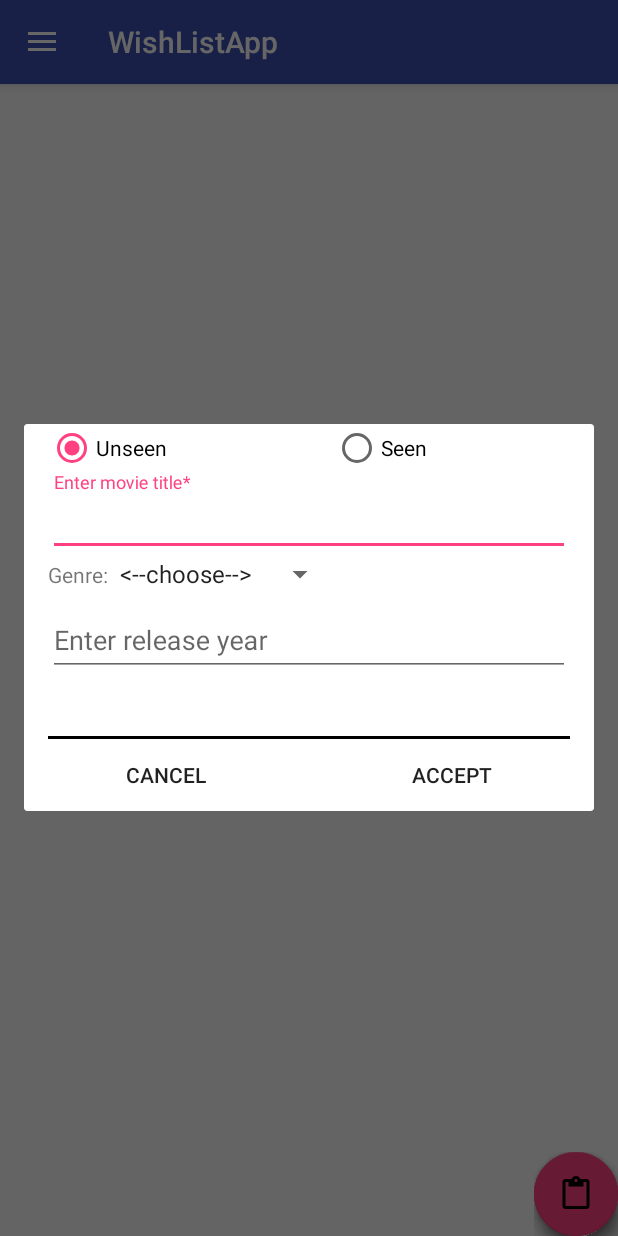
After one commit to pznkDev/WishListApp, an Android app: the fragment AddMovieFragment placed in its activity, on a phone screen of 412 x 824 dp. The commit adds this screen. Run offline under Robolectric (Android 15) with nearby library versions, the phone set to English and light mode, and no system bars; plain views replace FloatingActionButton, FloatingActionsMenu.

Commit message:
Created SQLite DataBase(Added DBHelper with 3 tables (movies, books, notes with all necessary fields)). Added dialogFragment for creating/editing movies.

```diff
--- /dev/null
+++ b/WishListApp/app/src/main/java/com/kpi/slava/wishlistapp/DBHelper.java
@@ -0,0 +1,62 @@
+package com.kpi.slava.wishlistapp;
+
+import android.content.Context;
+import android.database.sqlite.SQLiteDatabase;
+import android.database.sqlite.SQLiteOpenHelper;
+
+public class DBHelper  extends SQLiteOpenHelper{
+
+    public static final int DATABASE_VERSION = 1;
+    public static final String DATABASE_NAME = "mediaDb";
+    public static final String TABLE_MOVIES = "movies";
+    public static final String TABLE_BOOKS = "books";
+    public static final String TABLE_NOTES = "notes";
+    //movie
+    public static final String KEY_ID = "_id";
+    public static final String KEY_TITLE = "title";
+    public static final String KEY_GENRE = "genre";
+    public static final String KEY_RELEASE_YEAR = "releaseYear";
+    public static final String KEY_SEEN = "seen";
+    public static final String KEY_RATING = "rating";
+    public static final String KEY_DATE = "date";
+    //book
+    public static final String KEY_AUTHOR = "author";
+    public static final String KEY_READ = "read";
+    //notes
+    public static final String KEY_TEXT = "text";
+
+    public DBHelper(Context context) {
+        super(context, DATABASE_NAME, null, DATABASE_VERSION);
+    }
+
+    @Override
+    public void onCreate(SQLiteDatabase db) {
+        //creates movies db
+        db.execSQL("create table " + TABLE_MOVIES + "(" + KEY_ID
+                + " integer primary key," + KEY_TITLE + " text," + KEY_GENRE
+                + " text," + KEY_RELEASE_YEAR + " text," + KEY_SEEN
+                + " numeric," + KEY_RATING + " text," + KEY_DATE
+                + " text" + ")");
+
+        //creates books db
+        db.execSQL("create table " + TABLE_BOOKS + "(" + KEY_ID
+                + " integer primary key," + KEY_TITLE + " text," + KEY_GENRE
+                + " text," + KEY_AUTHOR + " text," + KEY_READ
+                + " numeric," + KEY_RATING + " text," + KEY_DATE
+                + " text" + ")");
+
+        //creates notes db
+        db.execSQL("create table " + TABLE_NOTES + "(" + KEY_ID
+                + " integer primary key," + KEY_TITLE + " text," + KEY_TEXT
+                + " text," + KEY_DATE + " text" + ")");
+    }
+
+    @Override
+    public void onUpgrade(SQLiteDatabase db, int oldVersion, int newVersion) {
+        db.execSQL("drop table if exists " + TABLE_MOVIES);
+        db.execSQL("drop table if exists " + TABLE_BOOKS);
+        db.execSQL("drop table if exists " + TABLE_NOTES);
+
+        onCreate(db);
+    }
+}
--- a/WishListApp/app/src/main/java/com/kpi/slava/wishlistapp/MainActivity.java
+++ b/WishListApp/app/src/main/java/com/kpi/slava/wishlistapp/MainActivity.java
@@ -14,10 +14,14 @@ import android.view.Menu;
 import android.view.MenuItem;
 import android.widget.Toast;
 
+import com.kpi.slava.wishlistapp.fragments.AddMovieFragment;
+
 public class MainActivity extends AppCompatActivity
         implements NavigationView.OnNavigationItemSelectedListener {
 
     Toolbar toolbar;
+
+    private AddMovieFragment addMovieFragment;
 
     @Override
     protected void onCreate(Bundle savedInstanceState) {
@@ -26,12 +30,14 @@ public class MainActivity extends AppCompatActivity
 
         initToolbar();
         initNavigationDrawer();
-      //  initFragments();
+        initFragments();
 
         initFabs();
 
+    }
 
-
+    private void initFragments() {
+        addMovieFragment = new AddMovieFragment();
     }
 
     private void initToolbar() {
@@ -125,7 +131,7 @@ public class MainActivity extends AppCompatActivity
         findViewById(R.id.fab_add_movie).setOnClickListener(new View.OnClickListener() {
             @Override
             public void onClick(View v) {
-                Toast.makeText(getApplicationContext(), "add movie", Toast.LENGTH_SHORT).show();
+                addMovieFragment.show(getSupportFragmentManager(), AddMovieFragment.TAG);
             }
         });
 
--- /dev/null
+++ b/WishListApp/app/src/main/java/com/kpi/slava/wishlistapp/fragments/AddMovieFragment.java
@@ -0,0 +1,199 @@
+package com.kpi.slava.wishlistapp.fragments;
+
+import android.content.ContentValues;
+import android.content.DialogInterface;
+import android.database.sqlite.SQLiteDatabase;
+import android.os.Bundle;
+import android.support.annotation.Nullable;
+import android.support.design.widget.TextInputLayout;
+import android.support.v4.app.DialogFragment;
+import android.view.LayoutInflater;
+import android.view.View;
+import android.view.ViewGroup;
+import android.widget.ArrayAdapter;
+import android.widget.EditText;
+import android.widget.LinearLayout;
+import android.widget.RadioButton;
+import android.widget.RadioGroup;
+import android.widget.Spinner;
+import android.widget.Toast;
+
+import com.kpi.slava.wishlistapp.DBHelper;
+import com.kpi.slava.wishlistapp.R;
+
+import java.text.DateFormat;
+import java.text.SimpleDateFormat;
+import java.util.Date;
+
+public class AddMovieFragment extends DialogFragment{
+
+    public static final String TAG = "AddMovieFragment";
+    private final int LAYOUT = R.layout.fragment_movie_add;
+
+    private TextInputLayout tilTitle, tilReleaseYear;
+
+    private EditText edtTitle, edtReleaseYear;
+
+    private Spinner movieGenreSpinner;
+    private Spinner movieRatingSpinner;
+
+    private LinearLayout linLayoutMovieRating;
+
+    private RadioButton radioUnseen, radioSeen;
+
+    private String[] genres = {"<--choose-->", "adventure", "action", "fantasy", "horror"};
+    private String[] ratings = {"rate", "1", "2", "3", "4", "5", "6", "7", "8", "9", "10"};
+
+    private View view;
+
+    public String title, genre, releaseYear, rating, date;
+    private boolean isSeen = false;
+
+    // if create - true, if edit - false
+    private boolean create = true;
+    private long id ;
+
+    private DBHelper dbHelper;
+
+    @Nullable
+    @Override
+    public View onCreateView(LayoutInflater inflater, @Nullable ViewGroup container, @Nullable Bundle savedInstanceState) {
+        getDialog().setTitle("New movie");
+
+        view = inflater.inflate(LAYOUT, container, false);
+
+        Bundle bundle = getArguments();
+        if (bundle != null) {
+            id = bundle.getLong("idMovie");
+            create = false;
+            getDialog().setTitle("Edit movie");
+        }
+
+        dbHelper = new DBHelper(getContext());
+
+        radioUnseen = (RadioButton) view.findViewById(R.id.radio_movie_unseen);
+        radioUnseen.setChecked(true);
+        radioSeen = (RadioButton) view.findViewById(R.id.radio_movie_seen);
+
+        ArrayAdapter<String> genreAdapter = new ArrayAdapter<String>(getContext(), android.R.layout.simple_spinner_item, genres);
+        genreAdapter.setDropDownViewResource(android.R.layout.simple_spinner_dropdown_item);
+
+        movieGenreSpinner = (Spinner) view.findViewById(R.id.spinner_movie_genre);
+        movieGenreSpinner.setAdapter(genreAdapter);
+
+        tilTitle = (TextInputLayout) view.findViewById(R.id.til_enter_movie_title);
+        edtTitle = (EditText) tilTitle.findViewById(R.id.edt_enter_movie_title);
+        tilTitle.setHint("Enter movie title*");
+
+        tilReleaseYear = (TextInputLayout) view.findViewById(R.id.til_enter_movie_release_year);
+        edtReleaseYear = (EditText) tilReleaseYear.findViewById(R.id.edt_enter_movie_release_year);
+        tilReleaseYear.setHint("Enter release year");
+
+        ArrayAdapter<String> ratingAdapter = new ArrayAdapter<String>(getContext(), android.R.layout.simple_spinner_item, ratings);
+        ratingAdapter.setDropDownViewResource(android.R.layout.simple_spinner_dropdown_item);
+
+        movieRatingSpinner = (Spinner) view.findViewById(R.id.spinner_movie_rating);
+        movieRatingSpinner.setAdapter(ratingAdapter);
+
+        linLayoutMovieRating = (LinearLayout) view.findViewById(R.id.lin_layout_movie_rating);
+
+        linLayoutMovieRating.setVisibility(View.GONE);
+
+        RadioGroup radioGroup = (RadioGroup) view.findViewById(R.id.radio_group_movie);
+        radioGroup.setOnCheckedChangeListener(new RadioGroup.OnCheckedChangeListener() {
+            @Override
+            public void onCheckedChanged(RadioGroup group, int checkedId) {
+                if (checkedId == R.id.radio_movie_unseen) {
+                    linLayoutMovieRating.setVisibility(View.GONE);
+                    isSeen = false;
+                } else {
+                    linLayoutMovieRating.setVisibility(View.VISIBLE);
+                    isSeen = true;
+                }
+            }
+        });
+
+        view.findViewById(R.id.btn_enter_movie_cancel).setOnClickListener(new View.OnClickListener() {
+            @Override
+            public void onClick(View v) {
+                dismiss();
+            }
+        });
+
+        view.findViewById(R.id.btn_enter_movie_accept).setOnClickListener(new View.OnClickListener() {
+            @Override
+            public void onClick(View v) {
+                // get all values for Movie-object
+                title = edtTitle.getText().toString();
+
+                if (movieGenreSpinner.getSelectedItemPosition() != 0)
+                    genre = genres[movieGenreSpinner.getSelectedItemPosition()];
+                else genre = "";
+
+                releaseYear = edtReleaseYear.getText().toString();
+
+                if (movieRatingSpinner.getSelectedItemPosition() != 0)
+                    rating = ratings[movieRatingSpinner.getSelectedItemPosition()];
+                else rating = "";
+
+                DateFormat dateFormat = new SimpleDateFormat("dd/MM/yyyy ");
+                date = dateFormat.format(new Date());
+
+                if(!isSeen){
+
+                    if((!title.equals("")) && (!title.equals(" "))){
+
+                        SQLiteDatabase database = dbHelper.getWritableDatabase();
+                        ContentValues contentValues = new ContentValues();
+
+                        if(create){
+
+                            contentValues.put(DBHelper.KEY_TITLE, title);
+                            contentValues.put(DBHelper.KEY_GENRE, genre);
+                            contentValues.put(DBHelper.KEY_RELEASE_YEAR, releaseYear);
+                            contentValues.put(DBHelper.KEY_SEEN, 0);
+                            contentValues.put(DBHelper.KEY_DATE, date);
+
+                            database.insert(DBHelper.TABLE_MOVIES, null, contentValues);
+                        }
+                        else{
+                            // edit movie unseen
+                        }
+
+                    } else Toast.makeText(getContext(), "Enter title", Toast.LENGTH_SHORT).show();
+                }
+                else {
+                    if((!title.equals("")) && (!title.equals(" ")) && (!rating.equals(""))){
+
+                        if(create){
+                            //create new movie seen
+                        }
+                        else{
+                            // edit movie seen
+                        }
+
+                    }
+                    else Toast.makeText(getContext(), "Enter title and rating", Toast.LENGTH_SHORT).show();
+                }
+
+                /*Toast.makeText(getContext(), "Title " + title +
+                        " Genre " + genre + " ReleaseYear " + releaseYear +
+                        " Seen" + isSeen + " Rating " +rating, Toast.LENGTH_SHORT).show();*/
+
+            }
+        });
+        dbHelper.close();
+        return view;
+    }
+
+
+    @Override
+    public void onDismiss(DialogInterface dialog) {
+        edtTitle.setText("");
+        edtReleaseYear.setText("");
+        movieRatingSpinner.setSelection(0);
+        movieGenreSpinner.setSelection(0);
+        super.onDismiss(dialog);
+    }
+
+}
--- /dev/null
+++ b/WishListApp/app/src/main/res/layout/fragment_movie_add.xml
@@ -0,0 +1,127 @@
+<?xml version="1.0" encoding="utf-8"?>
+<LinearLayout xmlns:android="http://schemas.android.com/apk/res/android"
+    android:orientation="vertical" android:layout_width="match_parent"
+    android:layout_height="match_parent">
+
+    <RadioGroup
+        android:id="@+id/radio_group_movie"
+        android:layout_width="match_parent"
+        android:layout_height="wrap_content"
+        android:orientation="horizontal"
+        android:layout_marginLeft="@dimen/general">
+
+        <RadioButton
+            android:id="@+id/radio_movie_unseen"
+            android:layout_width="wrap_content"
+            android:layout_height="wrap_content"
+            android:text="@string/radio_movie_unseen"
+            android:layout_weight="1"/>
+
+        <RadioButton
+            android:id="@+id/radio_movie_seen"
+            android:layout_width="wrap_content"
+            android:layout_height="wrap_content"
+            android:text="@string/radio_movie_seen"
+            android:layout_weight="1"/>
+    </RadioGroup>
+
+    <android.support.design.widget.TextInputLayout
+        android:id="@+id/til_enter_movie_title"
+        android:layout_width="match_parent"
+        android:layout_height="wrap_content"
+        android:layout_marginLeft="@dimen/general"
+        android:layout_marginRight="@dimen/general">
+
+        <EditText
+            android:id="@+id/edt_enter_movie_title"
+            android:layout_width="match_parent"
+            android:layout_height="wrap_content" />
+    </android.support.design.widget.TextInputLayout>
+
+    <LinearLayout
+        android:layout_width="match_parent"
+        android:layout_height="wrap_content"
+        android:orientation="horizontal">
+
+        <TextView
+            android:layout_width="wrap_content"
+            android:layout_height="wrap_content"
+            android:layout_marginLeft="@dimen/general"
+            android:text="@string/movie_genre_title" />
+
+        <Spinner
+            android:id="@+id/spinner_movie_genre"
+            android:layout_width="wrap_content"
+            android:layout_height="wrap_content"
+            android:spinnerMode="dialog"/>
+
+    </LinearLayout>
+
+
+    <android.support.design.widget.TextInputLayout
+        android:id="@+id/til_enter_movie_release_year"
+        android:layout_width="match_parent"
+        android:layout_height="wrap_content"
+        android:layout_marginLeft="@dimen/general"
+        android:layout_marginRight="@dimen/general">
+
+        <EditText
+            android:id="@+id/edt_enter_movie_release_year"
+            android:layout_width="match_parent"
+            android:layout_height="wrap_content"
+            android:inputType="number"/>
+    </android.support.design.widget.TextInputLayout>
+
+    <LinearLayout
+        android:id="@+id/lin_layout_movie_rating"
+        android:layout_width="match_parent"
+        android:layout_height="wrap_content"
+        android:orientation="horizontal">
+
+        <TextView
+            android:layout_width="wrap_content"
+            android:layout_height="wrap_content"
+            android:layout_marginLeft="@dimen/general"
+            android:text="@string/movie_rating_title" />
+
+        <Spinner
+            android:id="@+id/spinner_movie_rating"
+            android:layout_width="wrap_content"
+            android:layout_height="wrap_content"
+            android:spinnerMode="dialog"/>
+
+    </LinearLayout>
+
+    <View
+        android:id="@+id/SplitLine_hor1"
+        android:layout_width="match_parent"
+        android:layout_height="2dp"
+        android:layout_marginTop="40dp"
+        android:layout_marginLeft="@dimen/general"
+        android:layout_marginRight="@dimen/general"
+        android:background="@color/black" />
+
+    <LinearLayout
+        android:layout_width="match_parent"
+        android:layout_height="wrap_content"
+        android:orientation="horizontal">
+
+        <Button
+            android:id="@+id/btn_enter_movie_cancel"
+            android:layout_width="wrap_content"
+            android:layout_height="wrap_content"
+            android:layout_weight="1"
+            android:background="@null"
+            android:text="@string/btn_movie_cancel" />
+
+        <Button
+            android:id="@+id/btn_enter_movie_accept"
+            android:layout_width="wrap_content"
+            android:layout_height="wrap_content"
+            android:layout_weight="1"
+            android:background="@null"
+            android:text="@string/btn_movie_accept" />
+
+    </LinearLayout>
+
+</LinearLayout>
--- a/WishListApp/app/src/main/res/values/dimens.xml
+++ b/WishListApp/app/src/main/res/values/dimens.xml
@@ -6,4 +6,5 @@
     <dimen name="activity_horizontal_margin">16dp</dimen>
     <dimen name="activity_vertical_margin">16dp</dimen>
     <dimen name="fab_margin">16dp</dimen>
+    <dimen name="general">16dp</dimen>
 </resources>
--- a/WishListApp/app/src/main/res/values/strings.xml
+++ b/WishListApp/app/src/main/res/values/strings.xml
@@ -4,5 +4,15 @@
     <string name="navigation_drawer_open">Open navigation drawer</string>
     <string name="navigation_drawer_close">Close navigation drawer</string>
 
-    <string name="action_settings">Settings</string>
+    <string name="btn_movie_cancel">Cancel</string>
+    <string name="btn_movie_accept">Accept</string>
+
+    <string name="movie_genre_title">Genre:</string>
+    <string name="movie_rating_title">Rating*:</string>
+
+    <string name="action_settings">settings</string>
+
+    <string name="radio_movie_unseen">Unseen</string>
+    <string name="radio_movie_seen">Seen</string>
+
 </resources>
--- a/WishListApp/gradle.properties
+++ b/WishListApp/gradle.properties
@@ -16,3 +16,6 @@
 # This option should only be used with decoupled projects. More details, visit
 # http://www.gradle.org/docs/current/userguide/multi_project_builds.html#sec:decoupled_projects
 # org.gradle.parallel=true
+
+org.gradle.daemon=true
+org.gradle.parallel=true
```
